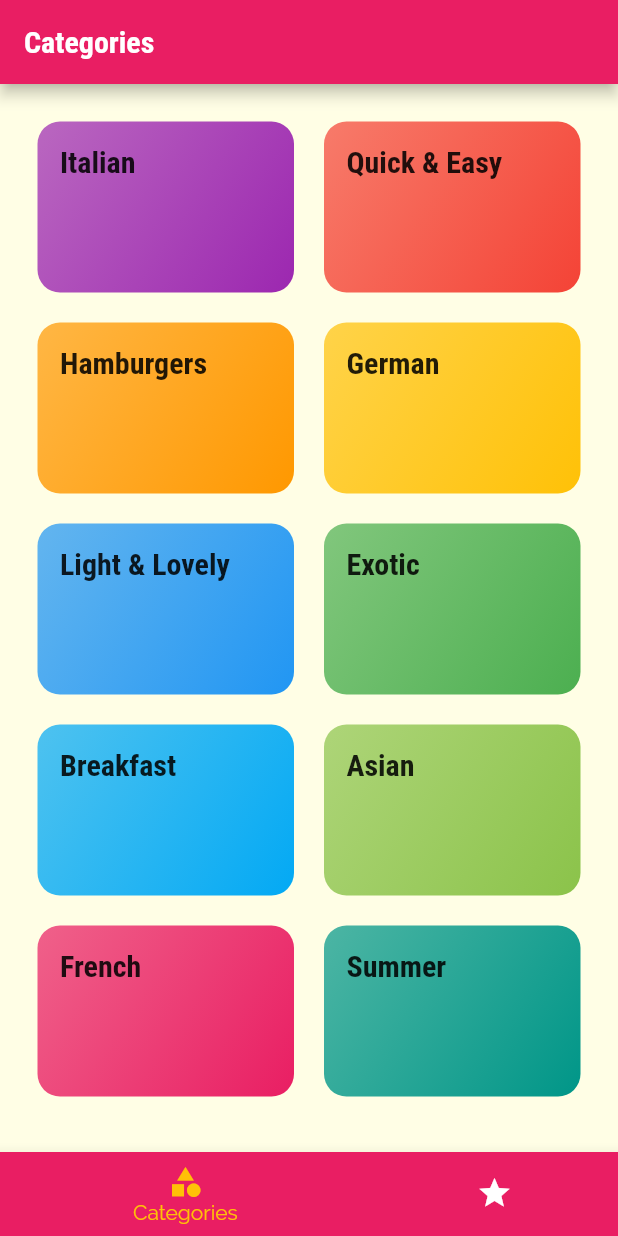
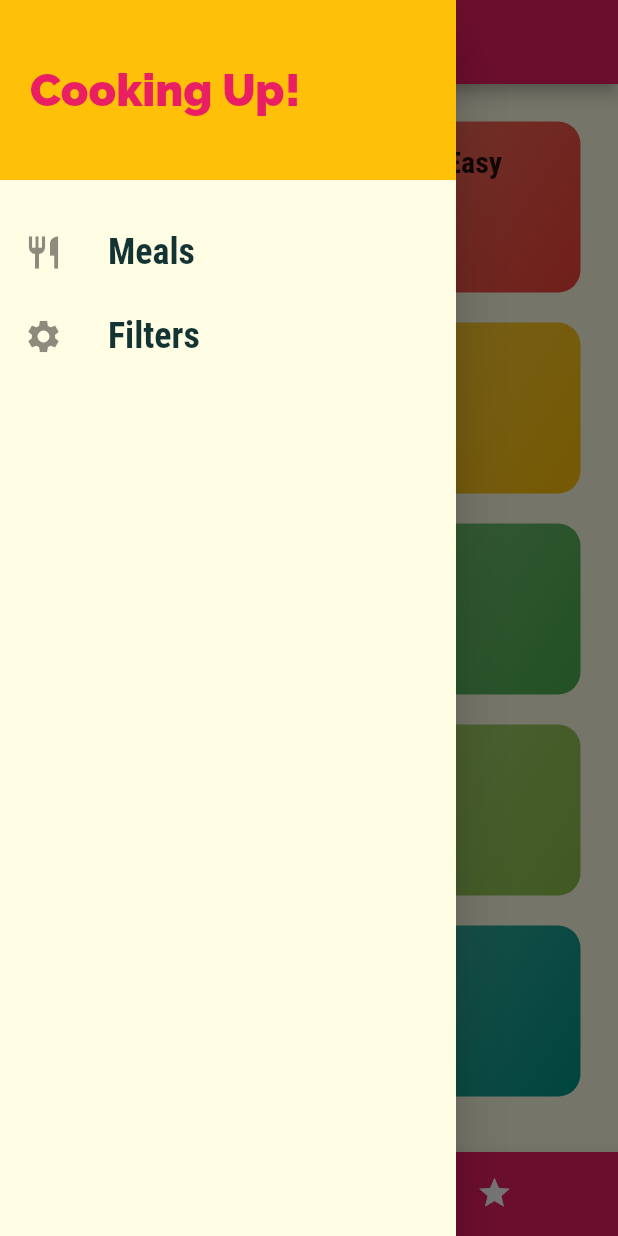
Before and after one commit to ayoline/meals-app, a Flutter app: the screen it shows after launch, with the side drawer open (before the commit the screen has no drawer), on a phone screen of 412 x 824 dp. Run offline on Flutter 3.47's test engine with Material 2 defaults, Android fonts, the phone set to English and light mode, and no system bars.

Commit message:
add a custom drawer

```diff
--- a/lib/screens/tabs_screen.dart
+++ b/lib/screens/tabs_screen.dart
@@ -2,6 +2,7 @@
 
 import 'package:flutter/material.dart';
 
+import '../widgets/main_drawer.dart';
 import './favorites_screen.dart';
 import './categories_screen.dart';
 
@@ -32,6 +33,7 @@ class _TabsScreenState extends State<TabsScreen> {
       appBar: AppBar(
         title: Text(_pages[_selectedPageIndex]['title'] as String),
       ),
+      drawer: MainDrawer(),
       body: _pages[_selectedPageIndex]['page'] as Widget,
       bottomNavigationBar: BottomNavigationBar(
         onTap: _selectPage,
--- /dev/null
+++ b/lib/widgets/main_drawer.dart
@@ -0,0 +1,57 @@
+import 'package:flutter/material.dart';
+
+class MainDrawer extends StatelessWidget {
+  const MainDrawer({Key? key}) : super(key: key);
+
+  Widget buildListTile(String title, IconData icon) {
+    return ListTile(
+      leading: Icon(
+        icon,
+        size: 26,
+      ),
+      title: Text(
+        title,
+        style: TextStyle(
+            fontFamily: 'RobotoCondensed',
+            fontSize: 24,
+            fontWeight: FontWeight.bold),
+      ),
+      onTap: () {
+        // ..
+      },
+    );
+  }
+
+  @override
+  Widget build(BuildContext context) {
+    return Drawer(
+      child: Column(
+        children: [
+          Container(
+            height: 120,
+            width: double.infinity,
+            padding: EdgeInsets.all(20),
+            alignment: Alignment.centerLeft,
+            color: Theme.of(context).accentColor,
+            child: Text(
+              'Cooking Up!',
+              style: TextStyle(
+                  fontWeight: FontWeight.w900,
+                  fontSize: 30,
+                  color: Theme.of(context).primaryColor),
+            ),
+          ),
+          SizedBox(height: 20),
+          buildListTile(
+            'Meals',
+            Icons.restaurant,
+          ),
+          buildListTile(
+            'Filters',
+            Icons.settings,
+          ),
+        ],
+      ),
+    );
+  }
+}
```
